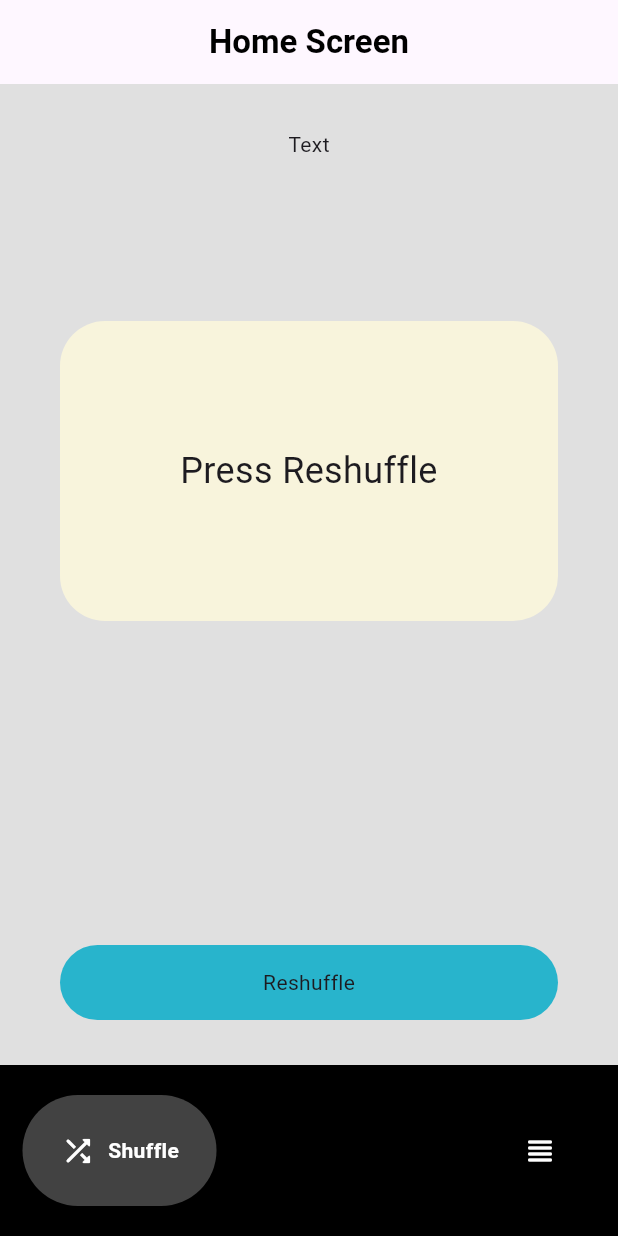
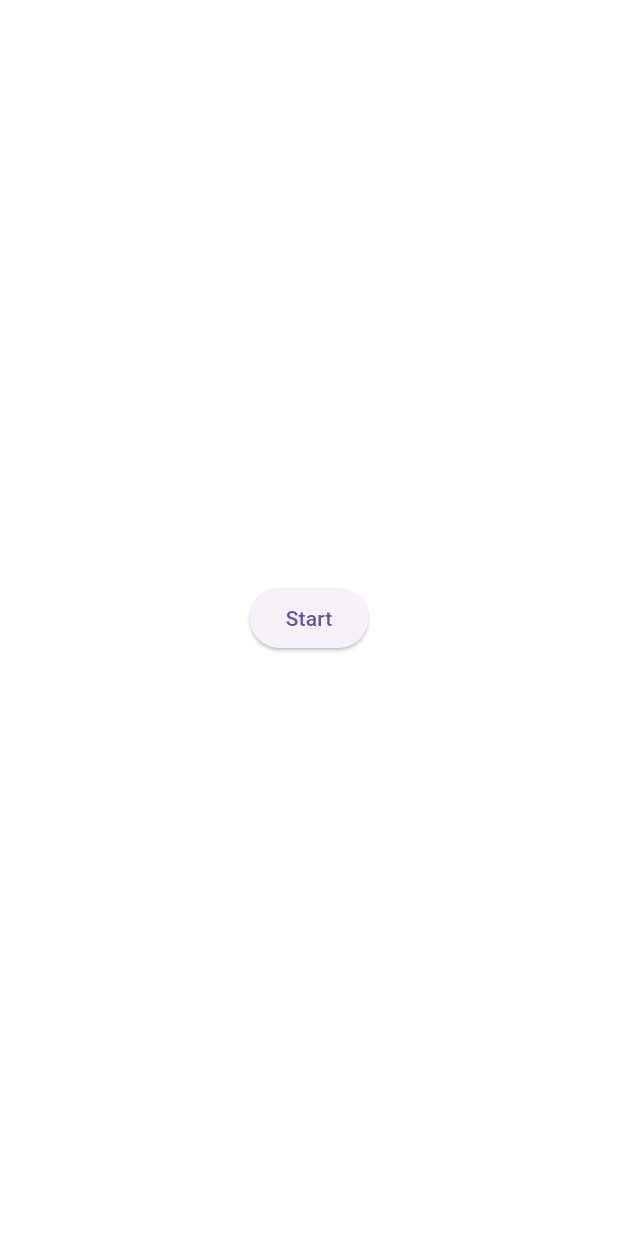
Before and after one commit to AnJasid/sports_picker, a Flutter app: the screen it shows after launch, on a phone screen of 412 x 824 dp. Run offline on Flutter 3.47's test engine with Material 3 defaults, Android fonts, the phone set to English and light mode, and no system bars; drawn by our look-alikes of google_nav_bar.

Commit message:
create start screen

```diff
--- a/lib/main.dart
+++ b/lib/main.dart
@@ -1,6 +1,6 @@
 import 'package:flutter/material.dart';
 
-import 'package:sports_picker/components/bottom_nav_bar.dart';
+import 'package:sports_picker/screens/start_screen.dart';
 
 void main() {
   runApp(const MyApp());
@@ -13,7 +13,7 @@ class MyApp extends StatelessWidget {
   Widget build(BuildContext context) {
     return const MaterialApp(
       debugShowCheckedModeBanner: false,
-      home: BottomNavBar(),
+      home: StartScreen(),
     );
   }
 }
--- /dev/null
+++ b/lib/screens/start_screen.dart
@@ -0,0 +1,32 @@
+import 'package:flutter/material.dart';
+import 'package:sports_picker/components/bottom_nav_bar.dart';
+
+class StartScreen extends StatelessWidget {
+  const StartScreen({super.key});
+
+  void _goToHomeScreen(BuildContext context) {
+    Navigator.of(context).push(
+      MaterialPageRoute(
+        builder: (ctx) => const BottomNavBar(),
+      ),
+    );
+  }
+
+  @override
+  Widget build(BuildContext context) {
+    return Container(
+      color: Colors.white,
+      child: Center(
+        child: Column(
+          mainAxisAlignment: MainAxisAlignment.center,
+          children: [
+            ElevatedButton(
+              onPressed: () => _goToHomeScreen(context),
+              child: const Text('Start'),
+            ),
+          ],
+        ),
+      ),
+    );
+  }
+}
```
